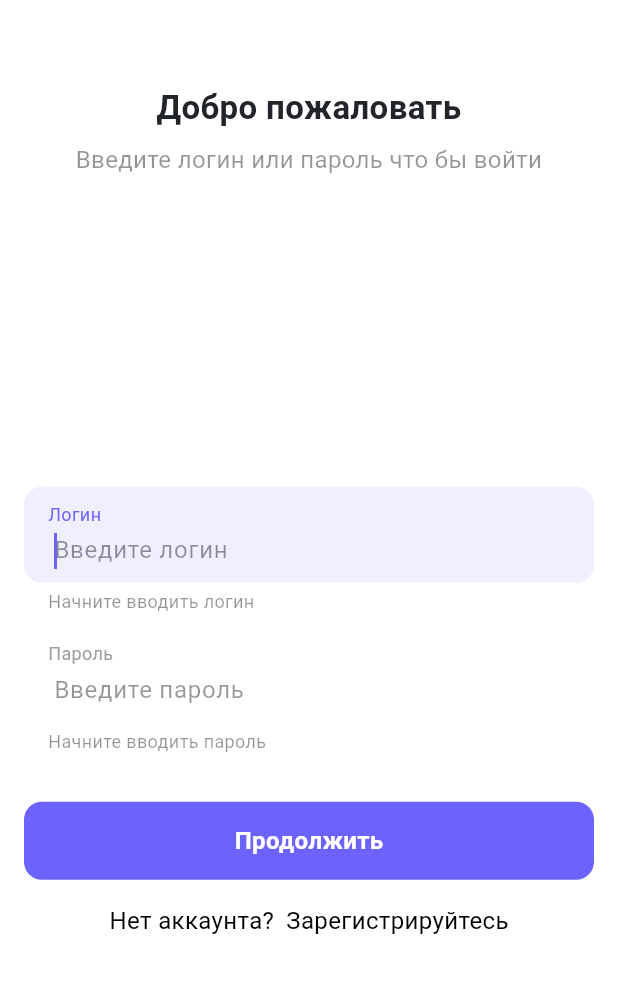
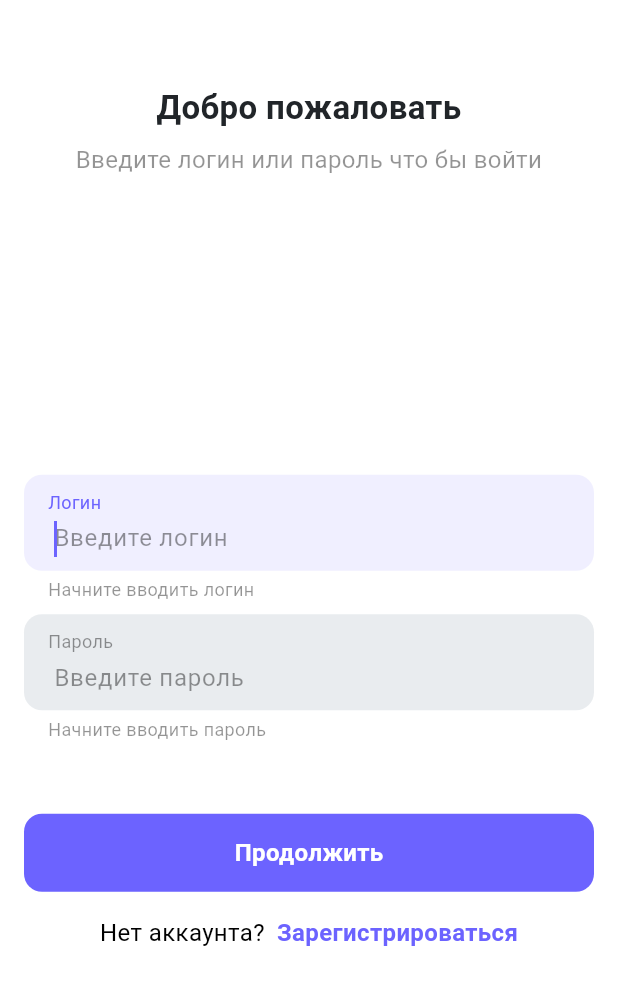
Before and after one commit to sergejvorobey/event_app, a Flutter app: the screen it shows after launch, on a phone screen of 412 x 824 dp. Shown: the top 985 px of the screen. Run offline on Flutter 3.47's test engine with Material 3 defaults, Android fonts, the phone set to English and light mode, and no system bars; our stand-ins replace equatable, flutter_bloc; Roboto replaces fonts that are missing (SFRounded).

Commit message:
Настроил блок и куча кастомных UI компонентов

```diff
--- a/lib/core/ui/common_button.dart
+++ b/lib/core/ui/common_button.dart
@@ -1,4 +1,5 @@
 import 'package:event_app/core/ui/theme/app_colors.dart';
+import 'package:event_app/core/ui/theme/app_text_styles.dart';
 import 'package:flutter/material.dart';
 
 class CommonButton extends StatefulWidget {
@@ -50,14 +51,12 @@ final class CommonButtonState extends State<CommonButton> {
           child: widget.isShowIndicator
               ? CircularProgressIndicator(
                   valueColor: AlwaysStoppedAnimation<Color>(Colors.white),
+                  strokeWidth: 3.0,
+                  strokeAlign: -2.0,
                 )
               : Text(
                   widget.title,
-                  style: TextStyle(
-                    fontSize: 16,
-                    fontWeight: FontWeight.w600,
-                    color: Colors.white,
-                  ),
+                  style: AppTextStyles.button
                 ),
         ),
       ),
--- /dev/null
+++ b/lib/core/ui/common_text_button.dart
@@ -0,0 +1,57 @@
+import 'package:event_app/core/ui/theme/app_colors.dart';
+import 'package:event_app/core/ui/theme/app_text_styles.dart';
+import 'package:flutter/material.dart';
+
+class CommonTextButton extends StatefulWidget {
+  final String title;
+  final VoidCallback onPressed;
+  final bool isEnabled;
+
+  const CommonTextButton({
+    super.key,
+    required this.title,
+    required this.onPressed,
+    this.isEnabled = true,
+  });
+
+  @override
+  State<CommonTextButton> createState() => _CommonTextButtonState();
+}
+
+final class _CommonTextButtonState extends State<CommonTextButton> {
+  bool _isPressed = false;
+
+  @override
+  Widget build(BuildContext context) {
+    return GestureDetector(
+      onTap: widget.isEnabled ? widget.onPressed : null,
+      onTapDown: (_) => _onPressed(),
+      onTapUp: (_) => _onReleased(),
+      onTapCancel: _onReleased,
+      child: AnimatedOpacity(
+        duration: const Duration(milliseconds: 100),
+        opacity: widget.isEnabled
+            ? (_isPressed ? 0.6 : 1.0)
+            : 0.5,
+        child: Text(
+          widget.title,
+          style: AppTextStyles.button.copyWith(
+            color: widget.isEnabled ? AppColors.primary : AppColors.textSecondary,
+          ),
+        ),
+      ),
+    );
+  }
+
+  void _onPressed() {
+    setState(() {
+      _isPressed = true;
+    });
+  }
+
+  void _onReleased() {
+    setState(() {
+      _isPressed = false;
+    });
+  }
+}
--- a/lib/core/ui/common_text_field.dart
+++ b/lib/core/ui/common_text_field.dart
@@ -49,8 +49,8 @@ class CommonTextField extends StatefulWidget {
 final class CommonTextFieldState extends State<CommonTextField> {
   late TextEditingController _controller;
   late FocusNode _focusNode;
-  Color _currentLabelColor = Colors.grey;
-  Color _currentBackgroundColor = Colors.white;
+  Color _currentLabelColor = AppColors.textSecondary;
+  Color _currentBackgroundColor = AppColors.greyLight;
 
   @override
   void initState() {
--- a/lib/core/ui/theme/app_colors.dart
+++ b/lib/core/ui/theme/app_colors.dart
@@ -10,6 +10,7 @@ class AppColors {
   // Текст
   static const Color textPrimary = Color(0xFF212529);
   static const Color textSecondary = Color.fromRGBO(0, 0, 0, 0.42);
+  static const Color textWhite = Colors.white;
 
   // Статусы
   static const Color success = Color(0xFF28A745);
--- a/lib/core/ui/theme/app_text_styles.dart
+++ b/lib/core/ui/theme/app_text_styles.dart
@@ -69,7 +69,7 @@ class AppTextStyles {
   static const TextStyle button = TextStyle(
     fontSize: 16,
     fontFamily: 'SFRounded',
-    fontWeight: FontWeight.w600,
+    fontWeight: FontWeight.w700,
     color: Colors.white,
   );
 
--- a/lib/features/auth/bloc/auth_event.dart
+++ b/lib/features/auth/bloc/auth_event.dart
@@ -5,16 +5,16 @@ abstract class AuthEvent extends Equatable {
 }
 
 class LoginButtonPressed extends AuthEvent {
-  final String email;
+  final String login;
   final String password;
 
-  const LoginButtonPressed({required this.email, required this.password});
+  const LoginButtonPressed({required this.login, required this.password});
 
   @override
-  List<Object> get props => [email, password];
+  List<Object> get props => [login, password];
 }
 
-class NavigateToRegistration extends AuthEvent {
+class RegistrationButtonPressed extends AuthEvent {
   @override
   List<Object> get props => [];
 }
--- a/lib/features/auth/bloc/auth_state.dart
+++ b/lib/features/auth/bloc/auth_state.dart
@@ -26,4 +26,7 @@ class AuthError extends AuthState {
 
   @override
   List<Object> get props => [message];
+
+  @override
+  String toString() => 'AuthError: $message';
 }
--- /dev/null
+++ b/lib/features/auth/repository/auth_repository.dart
@@ -0,0 +1,17 @@
+import 'package:event_app/core/model/result.dart';
+import 'package:event_app/core/network/network_service.dart';
+import 'package:event_app/features/auth/repository/auth_repository_impl.dart';
+import 'package:event_app/features/auth/repository/model/auth_response.dart';
+
+class AuthRepository extends AuthRepositoryImpl {
+  final NetworkService networkService;
+
+  AuthRepository({required this.networkService});
+
+  @override
+  Future<Result<AuthResponse>> sendAuth(String login, String password) {
+    print(login);
+    print(password);
+    return Future.value(Failure(Exception("Auth failed")));
+  }
+}
--- /dev/null
+++ b/lib/features/auth/repository/auth_repository_impl.dart
@@ -0,0 +1,6 @@
+import 'package:event_app/core/model/result.dart';
+import 'package:event_app/features/auth/repository/model/auth_response.dart';
+
+abstract class AuthRepositoryImpl {
+  Future<Result<AuthResponse>> sendAuth(String login, String password);
+}
--- a/lib/features/auth/view/auth_screen.dart
+++ b/lib/features/auth/view/auth_screen.dart
@@ -1,43 +1,50 @@
 import 'package:event_app/core/ui/common_button.dart';
+import 'package:event_app/core/ui/common_text_button.dart';
 import 'package:event_app/core/ui/common_text_field.dart';
 import 'package:event_app/core/ui/theme/app_text_styles.dart';
+import 'package:event_app/core/ui/widgets/common_top_toast_widget.dart';
+import 'package:event_app/core/ui/widgets/top_toast.dart';
 import 'package:event_app/features/auth/bloc/auth_bloc.dart';
 import 'package:flutter/material.dart';
 import 'package:flutter_bloc/flutter_bloc.dart';
 
 class AuthScreen extends StatelessWidget {
+
+  // MARK: - Property
+
   final TextEditingController _loginController = TextEditingController();
   final TextEditingController _passwordController = TextEditingController();
 
   final FocusNode _loginTextFieldFocusNode = FocusNode();
   final FocusNode _passwordTextFieldFocusNode = FocusNode();
 
+  final AuthBloc _authBloc = AuthBloc();
+
   AuthScreen({super.key});
 
-  void _onLoginTextChanged(String value) {
-    _loginController.text = value;
-  }
-
-  void _onPasswordTextChanged(String value) {
-    _passwordController.text = value;
-  }
+  // MARK: - Lifecycle
 
   @override
   Widget build(BuildContext context) {
     return Scaffold(
       appBar: AppBar(title: const Text('')),
-      body: Padding(
+      body: Builder(
+        builder: (context) {
+          return Padding(
             padding: const EdgeInsets.all(0.0),
             child: BlocConsumer<AuthBloc, AuthState>(
+              bloc: _authBloc,
               listener: (context, state) {
-            if (state is AuthSuccess) {
-              // Переход на главный экран после успешного входа
+                switch (state) {
+                  case AuthSuccess():
                   Navigator.pushReplacementNamed(context, '/home');
-            }
-            if (state is AuthError) {
-              ScaffoldMessenger.of(
-                context,
-              ).showSnackBar(SnackBar(content: Text(state.message)));
+                  case AuthError():
+                  showTopToast(
+                    context: context,
+                    title: 'Ошибка',
+                    message: state.message,
+                    type: ToastType.error
+                  );
                 }
               },
               builder: (context, state) {
@@ -93,11 +100,16 @@ class AuthScreen extends StatelessWidget {
                         isShowKeyboard: false,
                       ),
                     ),
-                const SizedBox(height: 32),
+                    const SizedBox(height: 48),
                     CommonButton(
                       title: 'Продолжить',
                       action: () {
-                    // Ваше действие
+                        _authBloc.add(
+                          LoginButtonPressed(
+                            login: _loginController.text,
+                            password: _passwordController.text,
+                          ),
+                        );
                       },
                       isEnabled: true,
                       isShowIndicator: false,
@@ -113,41 +125,34 @@ class AuthScreen extends StatelessWidget {
                             "Нет аккаунта?",
                             style: TextStyle(fontSize: 16, color: Colors.black),
                           ),
-                      Text(
-                        "Зарегистрируйтесь",
-                        style: TextStyle(fontSize: 16, color: Colors.black),
+                          CommonTextButton(
+                            title: "Зарегистрироваться",
+                            onPressed: () {
+                              // TODO: - Доделать нажатие
+                            },
+                            isEnabled: true,
                           ),
                         ],
                       ),
                     ),
                     const Spacer(),
-
-                // if (state is AuthLoading)
-                //   const CircularProgressIndicator()
-                // else
-                //   ElevatedButton(
-                //     onPressed: () {
-                //       context.read<AuthBloc>().add(
-                //         LoginButtonPressed(
-                //           email: _emailController.text,
-                //           password: _passwordController.text,
-                //         ),
-                //       );
-                //     },
-                //     child: const Text('Продолжить'),
-                //   ),
-                // TextButton(
-                //   onPressed: () {
-                //     context.read<AuthBloc>().add(NavigateToRegistration());
-                //     Navigator.pushNamed(context, '/register');
-                //   },
-                //   child: const Text('Зарегистрироваться'),
-                // ),
                   ],
                 );
               },
             ),
+          );
+        },
       ),
     );
   }
+
+  // MARK: - Privates
+
+  void _onLoginTextChanged(String value) {
+    _loginController.text = value;
   }
+
+  void _onPasswordTextChanged(String value) {
+    _passwordController.text = value;
+  }
+}
--- a/lib/main.dart
+++ b/lib/main.dart
@@ -13,7 +13,7 @@ void main() {
         debugShowCheckedModeBanner: false,
         initialRoute: '/auth',
         routes: {
-          '/auth': (context) => AuthScreen(),
+          '/auth': (context) => AuthScreen()
           // '/register': (context) => RegisterScreen(), // Регистрация
           // '/home': (context) => HomeScreen(), // Главный экран
         },
--- a/pubspec.yaml
+++ b/pubspec.yaml
@@ -11,7 +11,7 @@ dependencies:
     sdk: flutter
   cupertino_icons: ^1.0.8
   http: ^1.1.0
-  flutter_bloc: ^9.1.1
+  flutter_bloc: ^7.0.0
   equatable: ^2.0.7
 
 dev_dependencies:
```
Also changed, not shown: lib/core/ui/widgets/common_top_toast_widget.dart (added, +116 -0 lines), lib/core/ui/widgets/top_toast.dart (added, +25 -0 lines), lib/features/auth/bloc/auth_bloc.dart (+16 -9 lines), lib/features/auth/repository/model/auth_response.dart (added, +8 -0 lines), lib/features/auth/viewModel/auth_view_model.dart (added, +35 -0 lines), pubspec.lock. Lines whose indentation alone changed are shown as unchanged.
